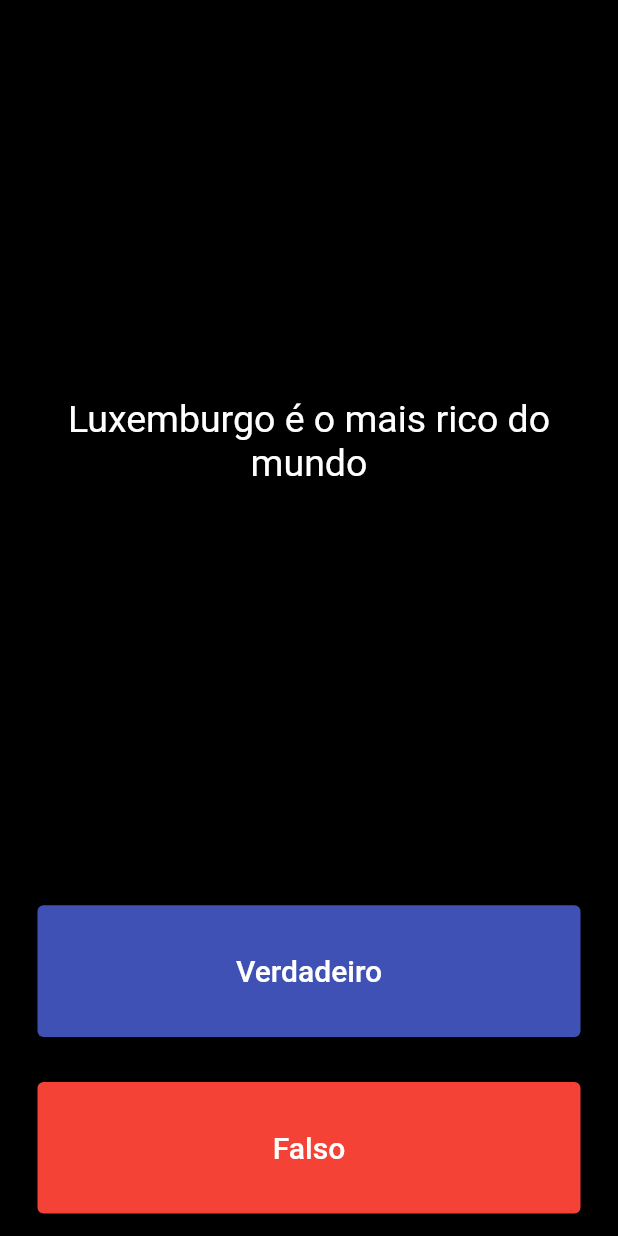
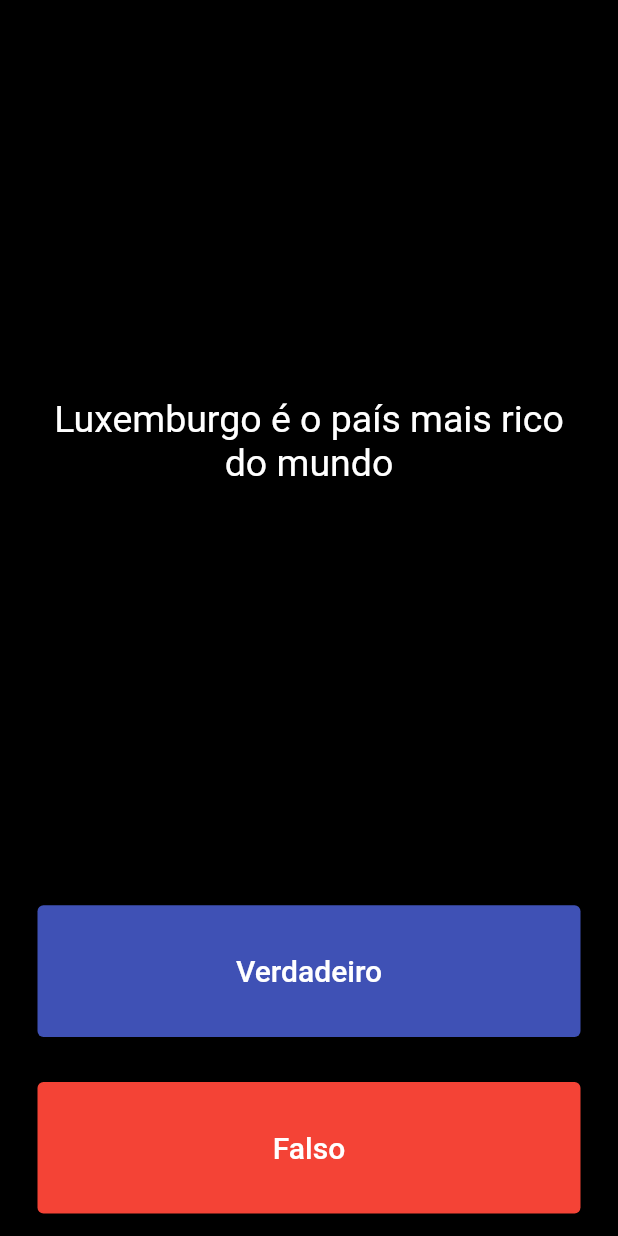
Before and after one commit to davidfffelix/Quizz, a Flutter app: the screen it shows after launch, on a phone screen of 412 x 824 dp. Run offline on Flutter 3.47's test engine with Material 2 defaults, Android fonts, the phone set to English and light mode, and no system bars.

Commit message:
Sentence correction

```diff
--- a/lib/main.dart
+++ b/lib/main.dart
@@ -30,7 +30,7 @@ class _QuizPageState extends State<QuizPage> {
   List<Icon> marcadorPontos = [];
 
   List<String> perguntas = [
-    'Luxemburgo é o mais rico do mundo',
+    'Luxemburgo é o país mais rico do mundo',
     'Avatar é o filme com maior bilheteria da história',
     'Felipe Massa pilotou pela Mercedes'
   ];
@@ -106,7 +106,7 @@ class _QuizPageState extends State<QuizPage> {
 }
 
 /*
-pergunta1: 'Luxemburgo é o mais rico do mundo', verdadeiro,
+pergunta1: 'Luxemburgo é o país mais rico do mundo', verdadeiro,
 pergunta2: 'Avatar é o filme com maior bilheteria da história', verdadeiro,
 pergunta3: 'Felipe Massa pilotou pela Mercedes', falso,
 */
```
